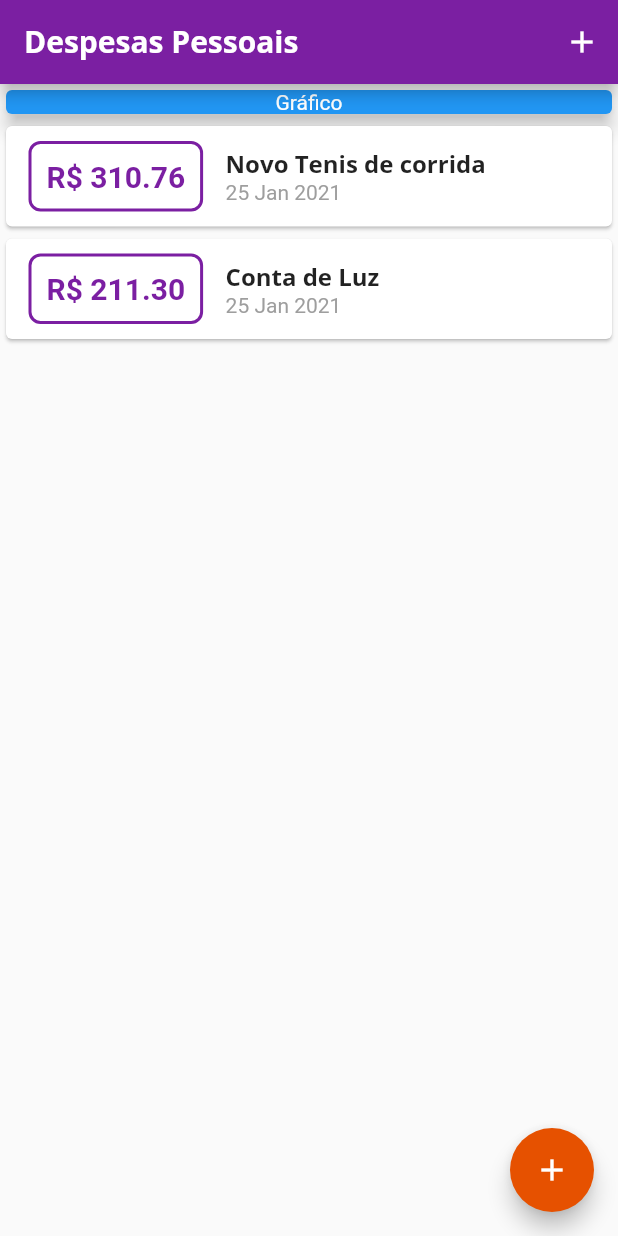
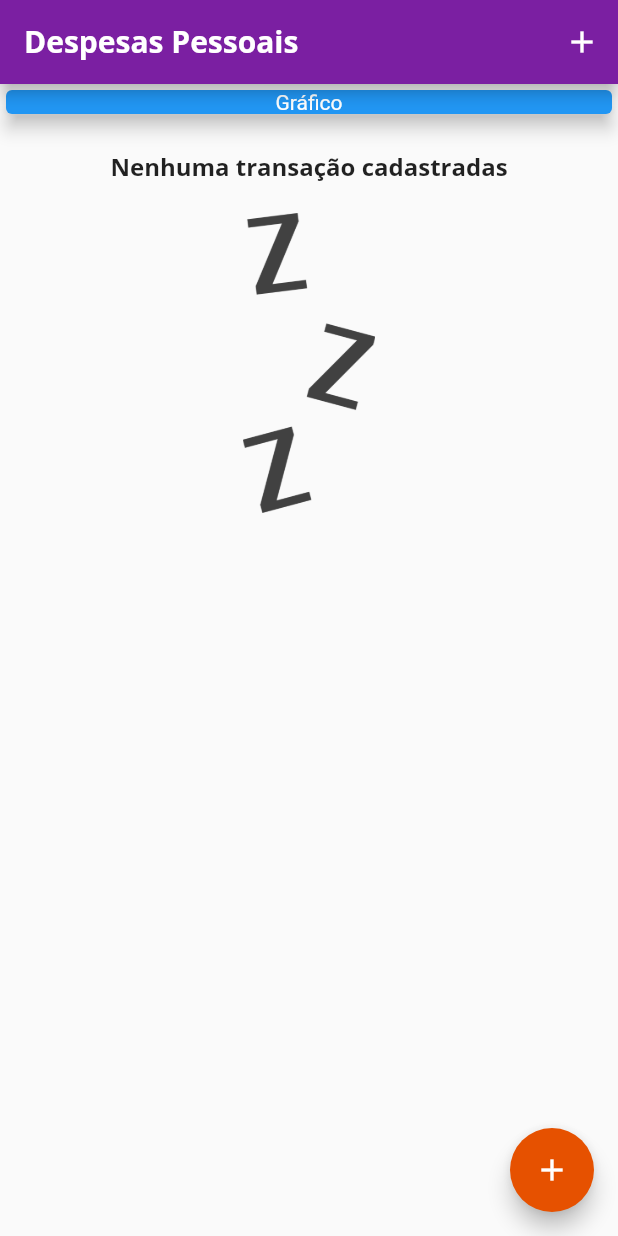
Before and after one commit to PBayma/money_control, a Flutter app: the screen it shows after launch, on a phone screen of 412 x 824 dp. Run offline on Flutter 3.47's test engine with Material 2 defaults, Android fonts, the phone set to English and light mode, and no system bars.

Commit message:
Adding image to show when has no transaction.

```diff
--- a/lib/components/transaction_list.dart
+++ b/lib/components/transaction_list.dart
@@ -11,7 +11,25 @@ class TransactionList extends StatelessWidget {
   Widget build(BuildContext context) {
     return Container(
         height: 300,
-        child: ListView.builder(
+        child: transactions.isEmpty
+            ? Column(
+                children: [
+                  SizedBox(height: 20),
+                  Text(
+                    'Nenhuma transação cadastradas',
+                    style: Theme.of(context).textTheme.headline6,
+                  ),
+                  SizedBox(height: 20),
+                  Container(
+                    height: 200,
+                    child: Image.asset(
+                      'assets/images/waiting.png',
+                      fit: BoxFit.cover,
+                    ),
+                  )
+                ],
+              )
+            : ListView.builder(
                 itemCount: transactions.length,
                 itemBuilder: (ctx, index) {
                   final transaction = transactions[index];
@@ -20,7 +38,8 @@ class TransactionList extends StatelessWidget {
                     child: Row(
                       children: [
                         Container(
-                    margin: EdgeInsets.symmetric(horizontal: 15, vertical: 10),
+                          margin: EdgeInsets.symmetric(
+                              horizontal: 15, vertical: 10),
                           decoration: BoxDecoration(
                             border: Border.all(
                               color: Theme.of(context).primaryColor,
--- a/lib/main.dart
+++ b/lib/main.dart
@@ -45,19 +45,19 @@ class MyHomePage extends StatefulWidget {
 }
 
 class _MyHomePageState extends State<MyHomePage> {
-  final _transactions = [
-    Transaction(
-      id: 't1',
-      title: 'Novo Tenis de corrida',
-      value: 310.76,
-      date: DateTime.now(),
-    ),
-    Transaction(
-      id: 't2',
-      title: 'Conta de Luz',
-      value: 211.30,
-      date: DateTime.now(),
-    ),
+  final List<Transaction> _transactions = [
+    // Transaction(
+    //   id: 't1',
+    //   title: 'Novo Tenis de corrida',
+    //   value: 310.76,
+    //   date: DateTime.now(),
+    // ),
+    // Transaction(
+    //   id: 't2',
+    //   title: 'Conta de Luz',
+    //   value: 211.30,
+    //   date: DateTime.now(),
+    // ),
   ];
 
   _addTransaction(String title, double value) {
--- a/pubspec.yaml
+++ b/pubspec.yaml
@@ -46,8 +46,8 @@ flutter:
   uses-material-design: true
 
   # To add assets to your application, add an assets section, like this:
-  # assets:
-  #   - images/a_dot_burr.jpeg
+  assets:
+    - assets/images/waiting.png
   #   - images/a_dot_ham.jpeg
 
   # An image asset can refer to one or more resolution-specific "variants", see
```
Also changed, not shown: assets/images/waiting.png (added). Lines whose indentation alone changed are shown as unchanged.
